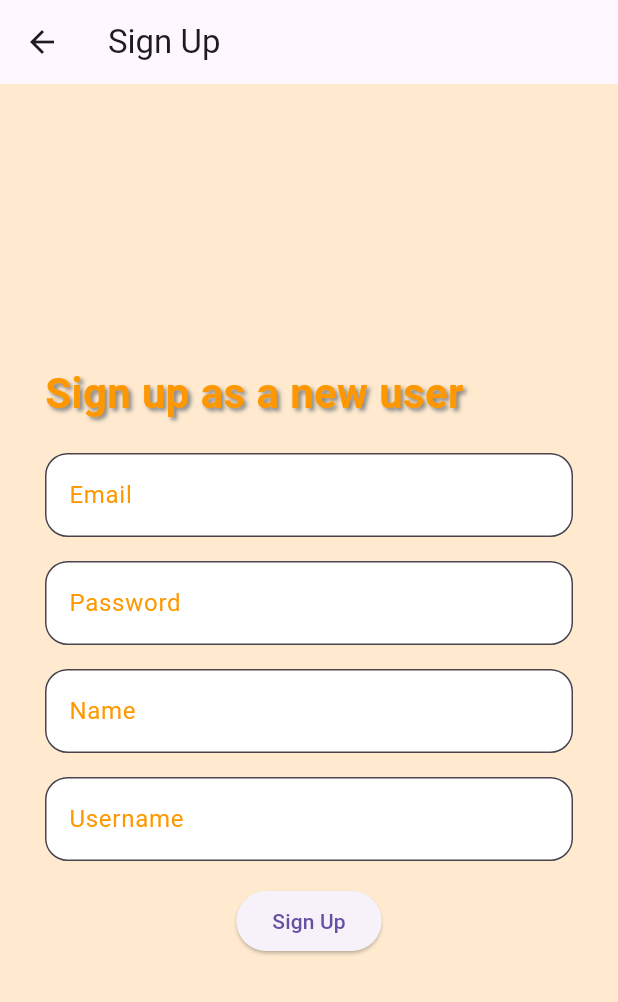
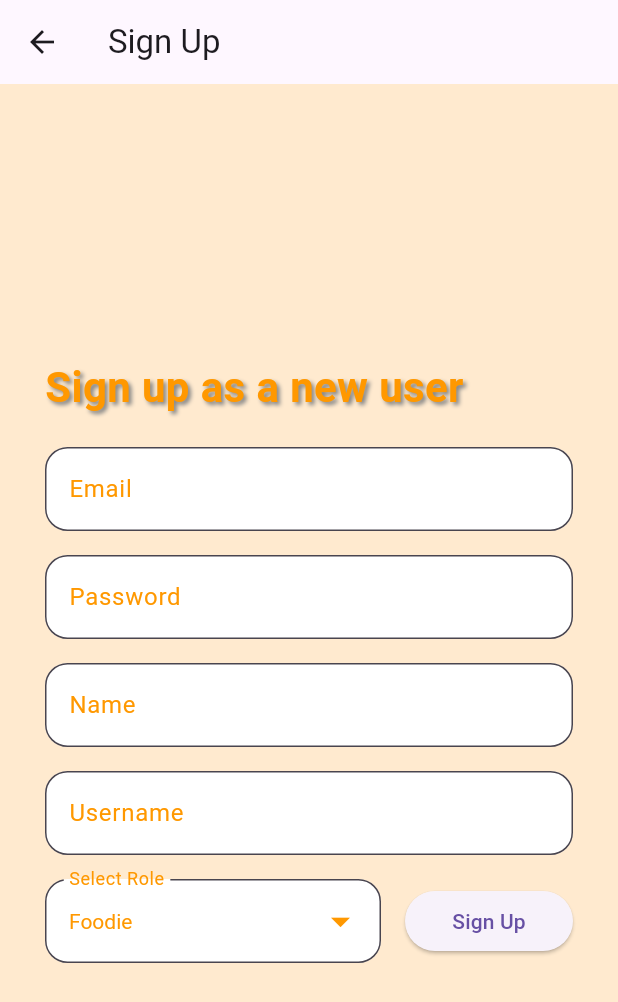
Before and after one commit to nicholaschong03/MAE-Assignment, a Flutter app: the SignUpPage screen opened directly, on a phone screen of 412 x 824 dp. Shown: the top 1002 px of the screen. Run offline on Flutter 3.47's test engine with Material 3 defaults, Android fonts, the phone set to English and light mode, and no system bars; our stand-ins replace cloud_firestore, firebase_auth, firebase_core; accounts and stored records are empty; network calls fail.

Commit message:
version 1.5 login page

```diff
--- a/lib/Loginpage/signup.dart
+++ b/lib/Loginpage/signup.dart
@@ -16,6 +16,12 @@ class _SignUpPageState extends State<SignUpPage> {
 
   bool _isEmailValid = true;
   bool _isPasswordValid = true;
+  String? _selectedRole = 'foodie'; // Default role identifier
+
+  final Map<String, String> roleMap = {
+    'Foodie': 'foodie',
+    'Content Creator': 'cc',
+  };
 
   void _validateInputs() {
     setState(() {
@@ -46,7 +52,7 @@ class _SignUpPageState extends State<SignUpPage> {
           .doc(userCredential.user?.uid)
           .set({
         'email': _emailController.text,
-        'role': 'foodie',
+        'role': _selectedRole,
         'name': _nameController.text,
         'username': _usernameController.text,
       });
@@ -58,16 +64,18 @@ class _SignUpPageState extends State<SignUpPage> {
               'Sign up successful! Please check your email to verify your account.'),
         ),
       );
-
       // Redirect to login page
       Navigator.pushReplacement(
         context,
-        MaterialPageRoute(builder: (context) => LoginPage()),
+        MaterialPageRoute(builder: (context) => const LoginPage()),
       );
     } catch (e) {
-      ScaffoldMessenger.of(context).showSnackBar(const SnackBar(
-        content: Text("Sign up failed: The email had already been used, If you can't remember the password, kindly reset the password"),
-      ));
+      ScaffoldMessenger.of(context).showSnackBar(
+        const SnackBar(
+          content: Text(
+              "Sign up failed: The email had already been used, If you can't remember the password, kindly reset the password"),
+        ),
+      );
     }
   }
 
@@ -169,9 +177,58 @@ class _SignUpPageState extends State<SignUpPage> {
               ),
             ),
             const SizedBox(height: 16.0),
-            ElevatedButton(
-              onPressed: _validateInputs,
-              child: const Text('Sign Up'),
+            Row(
+              mainAxisAlignment: MainAxisAlignment.spaceBetween,
+              children: [
+                Expanded(
+                  flex: 2,
+                  child: DropdownButtonFormField<String>(
+                    value: roleMap.entries
+                        .firstWhere((entry) => entry.value == _selectedRole)
+                        .key,
+                    onChanged: (String? newValue) {
+                      setState(() {
+                        _selectedRole = roleMap[newValue];
+                      });
+                    },
+                    items: roleMap.keys
+                        .map<DropdownMenuItem<String>>((String value) {
+                      return DropdownMenuItem<String>(
+                        value: value,
+                        child: Text(value),
+                      );
+                    }).toList(),
+                    style: const TextStyle(
+                      color: Colors.orange,
+                    ),
+                    dropdownColor: Colors.white,
+                    icon: const Icon(
+                      Icons.arrow_drop_down,
+                      color: Colors.orange,
+                      size: 30,
+                    ),
+                    decoration: const InputDecoration(
+                      labelText: 'Select Role',
+                      labelStyle: TextStyle(
+                        color: Colors.orange,
+                      ),
+                      border: OutlineInputBorder(
+                        borderRadius: BorderRadius.all(Radius.circular(15)),
+                      ),
+                      filled: true,
+                      fillColor: Colors.white,
+                    ),
+                  ),
+                ),
+                const SizedBox(width: 16.0),
+                Expanded(
+                  flex: 1,
+                  child: ElevatedButton(
+                    onPressed: _validateInputs,
+                    child: const Text('Sign Up'),
+                  ),
+                ),
+              ],
             ),
           ],
         ),
```
Also changed, not shown: lib/Loginpage/forgetpassword.dart (+8 -3 lines), lib/Loginpage/login.dart (+3 -8 lines).
